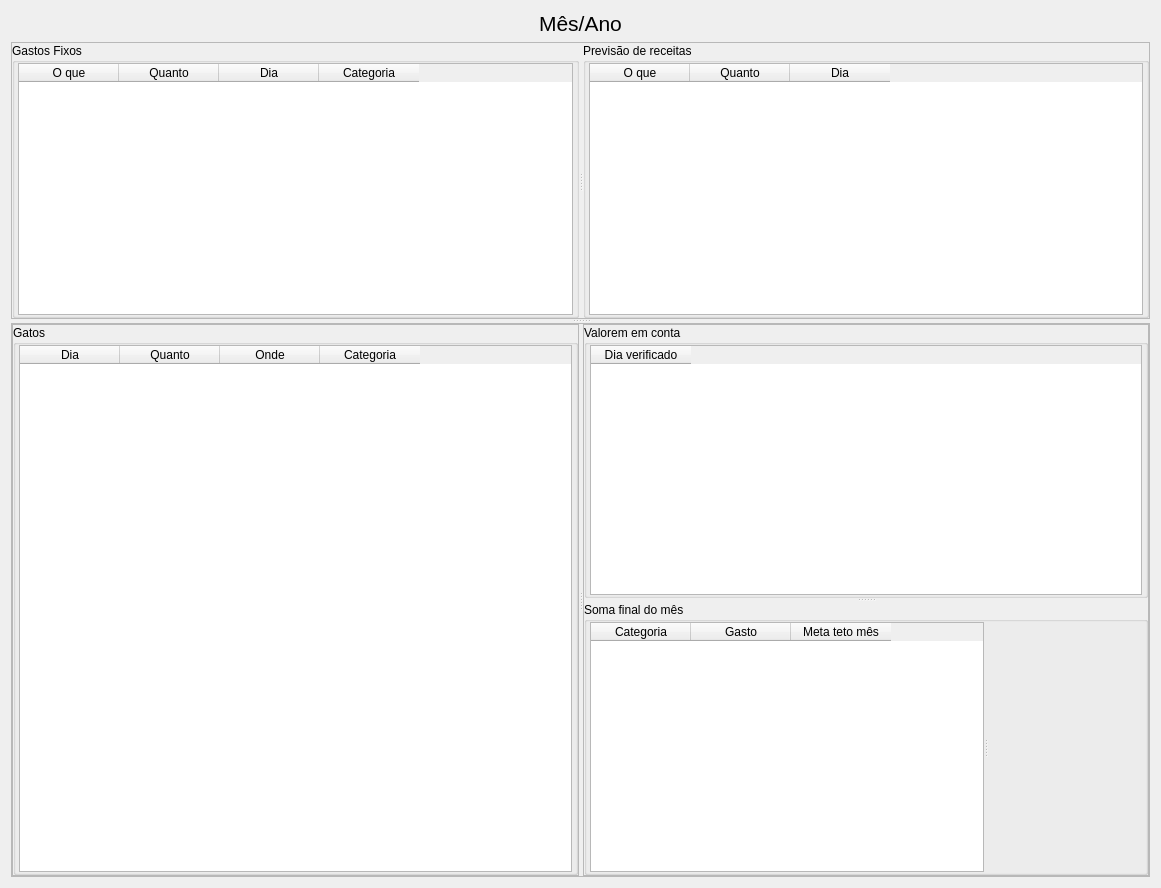
The window that forms/spentInMonthEditor.ui (gusttav-lang/Financial-Controller) describes before a commit, drawn with Qt 5.
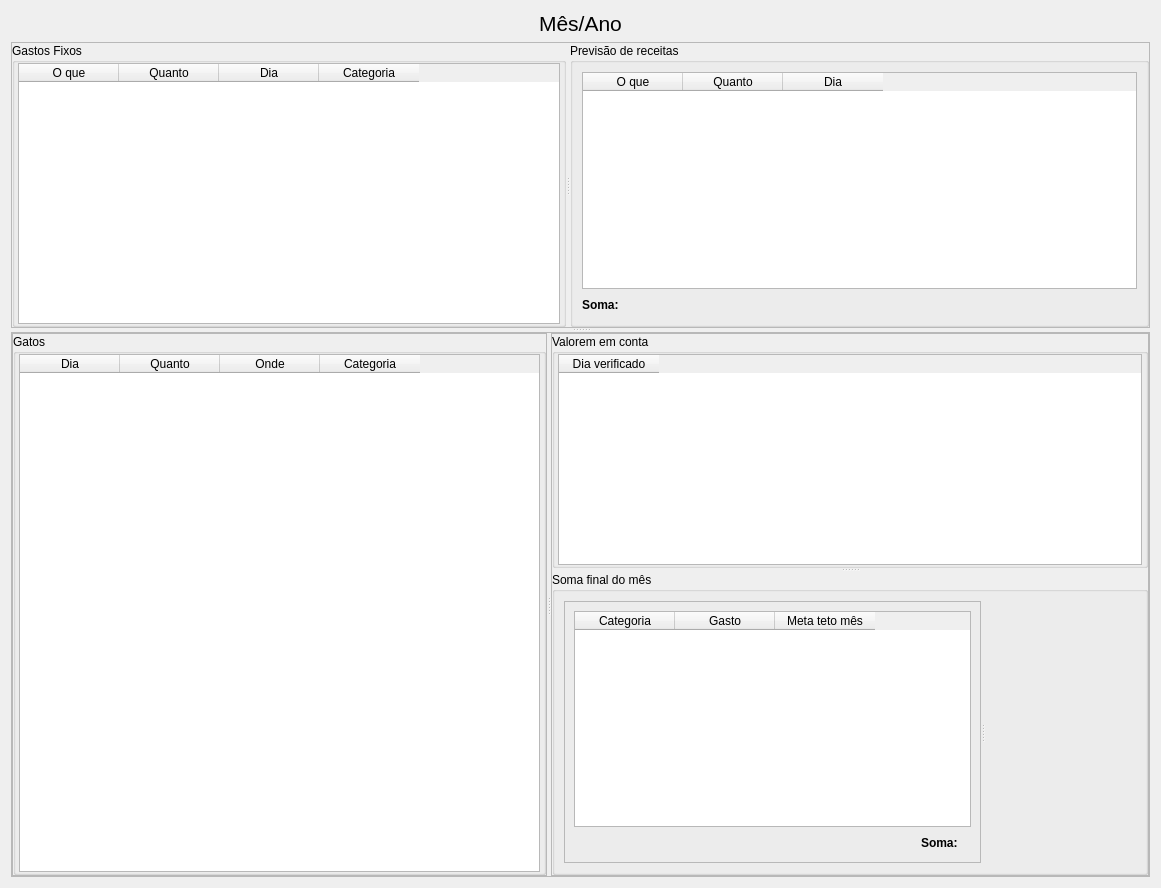
The same window after the commit.

```diff
--- a/forms/spentInMonthEditor.ui
+++ b/forms/spentInMonthEditor.ui
@@ -109,23 +109,8 @@
           <property name="title">
            <string>Previsão de receitas</string>
           </property>
-          <layout class="QGridLayout" name="gridLayout_2">
-           <property name="leftMargin">
-            <number>3</number>
-           </property>
-           <property name="topMargin">
-            <number>0</number>
-           </property>
-           <property name="rightMargin">
-            <number>3</number>
-           </property>
-           <property name="bottomMargin">
-            <number>0</number>
-           </property>
-           <property name="spacing">
-            <number>0</number>
-           </property>
-           <item row="0" column="0">
+          <layout class="QVBoxLayout" name="verticalLayout_3">
+           <item>
             <widget class="QTableWidget" name="tableWidget_income">
              <column>
               <property name="text">
@@ -144,6 +129,49 @@
              </column>
             </widget>
            </item>
+           <item>
+            <layout class="QHBoxLayout" name="horizontalLayout_3">
+             <item>
+              <widget class="QLabel" name="label_3">
+               <property name="font">
+                <font>
+                 <weight>75</weight>
+                 <bold>true</bold>
+                </font>
+               </property>
+               <property name="text">
+                <string>Soma:</string>
+               </property>
+              </widget>
+             </item>
+             <item>
+              <widget class="QLabel" name="label_sum_earnings">
+               <property name="font">
+                <font>
+                 <weight>75</weight>
+                 <bold>true</bold>
+                </font>
+               </property>
+               <property name="text">
+                <string/>
+               </property>
+              </widget>
+             </item>
+             <item>
+              <spacer name="horizontalSpacer_2">
+               <property name="orientation">
+                <enum>Qt::Horizontal</enum>
+               </property>
+               <property name="sizeHint" stdset="0">
+                <size>
+                 <width>40</width>
+                 <height>20</height>
+                </size>
+               </property>
+              </spacer>
+             </item>
+            </layout>
+           </item>
           </layout>
          </widget>
         </widget>
@@ -315,42 +343,82 @@
                <string>Soma final do mês</string>
               </property>
               <layout class="QGridLayout" name="gridLayout_5">
-               <property name="leftMargin">
-                <number>3</number>
-               </property>
-               <property name="topMargin">
-                <number>0</number>
-               </property>
-               <property name="rightMargin">
-                <number>3</number>
-               </property>
-               <property name="bottomMargin">
-                <number>0</number>
-               </property>
-               <property name="spacing">
-                <number>0</number>
-               </property>
                <item row="0" column="0">
                 <widget class="QSplitter" name="splitter_5">
                  <property name="orientation">
                   <enum>Qt::Horizontal</enum>
                  </property>
-                 <widget class="QTableWidget" name="tableWidget_sum">
-                  <column>
-                   <property name="text">
-                    <string>Categoria</string>
-                   </property>
-                  </column>
-                  <column>
-                   <property name="text">
-                    <string>Gasto</string>
-                   </property>
-                  </column>
-                  <column>
-                   <property name="text">
-                    <string>Meta teto mês</string>
-                   </property>
-                  </column>
+                 <widget class="QFrame" name="frame_5">
+                  <property name="frameShape">
+                   <enum>QFrame::StyledPanel</enum>
+                  </property>
+                  <property name="frameShadow">
+                   <enum>QFrame::Raised</enum>
+                  </property>
+                  <layout class="QVBoxLayout" name="verticalLayout_2">
+                   <item>
+                    <widget class="QTableWidget" name="tableWidget_sum">
+                     <column>
+                      <property name="text">
+                       <string>Categoria</string>
+                      </property>
+                     </column>
+                     <column>
+                      <property name="text">
+                       <string>Gasto</string>
+                      </property>
+                     </column>
+                     <column>
+                      <property name="text">
+                       <string>Meta teto mês</string>
+                      </property>
+                     </column>
+                    </widget>
+                   </item>
+                   <item>
+                    <layout class="QHBoxLayout" name="horizontalLayout_2">
+                     <item>
+                      <spacer name="horizontalSpacer">
+                       <property name="orientation">
+                        <enum>Qt::Horizontal</enum>
+                       </property>
+                       <property name="sizeHint" stdset="0">
+                        <size>
+                         <width>40</width>
+                         <height>20</height>
+                        </size>
+                       </property>
+                      </spacer>
+                     </item>
+                     <item>
+                      <widget class="QLabel" name="label_2">
+                       <property name="font">
+                        <font>
+                         <weight>75</weight>
+                         <bold>true</bold>
+                        </font>
+                       </property>
+                       <property name="text">
+                        <string>Soma:</string>
+                       </property>
+                      </widget>
+                     </item>
+                     <item>
+                      <widget class="QLabel" name="lalbel_sum_spent">
+                       <property name="font">
+                        <font>
+                         <weight>75</weight>
+                         <bold>true</bold>
+                        </font>
+                       </property>
+                       <property name="text">
+                        <string/>
+                       </property>
+                      </widget>
+                     </item>
+                    </layout>
+                   </item>
+                  </layout>
                  </widget>
                  <widget class="QWidget" name="widget_chart" native="true"/>
                 </widget>
```
